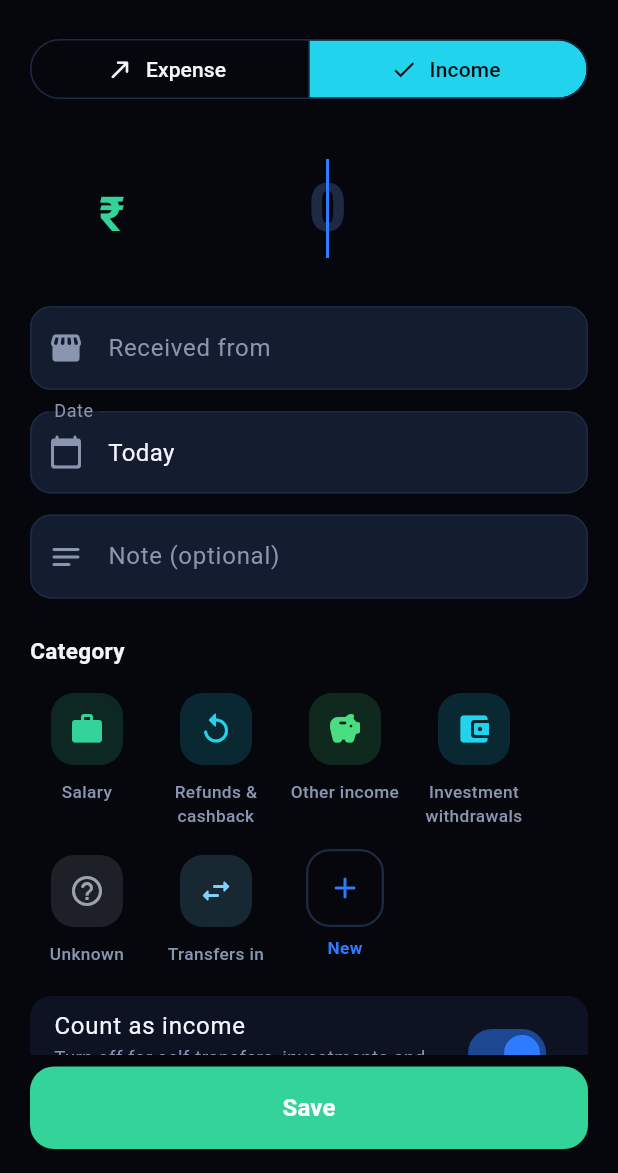
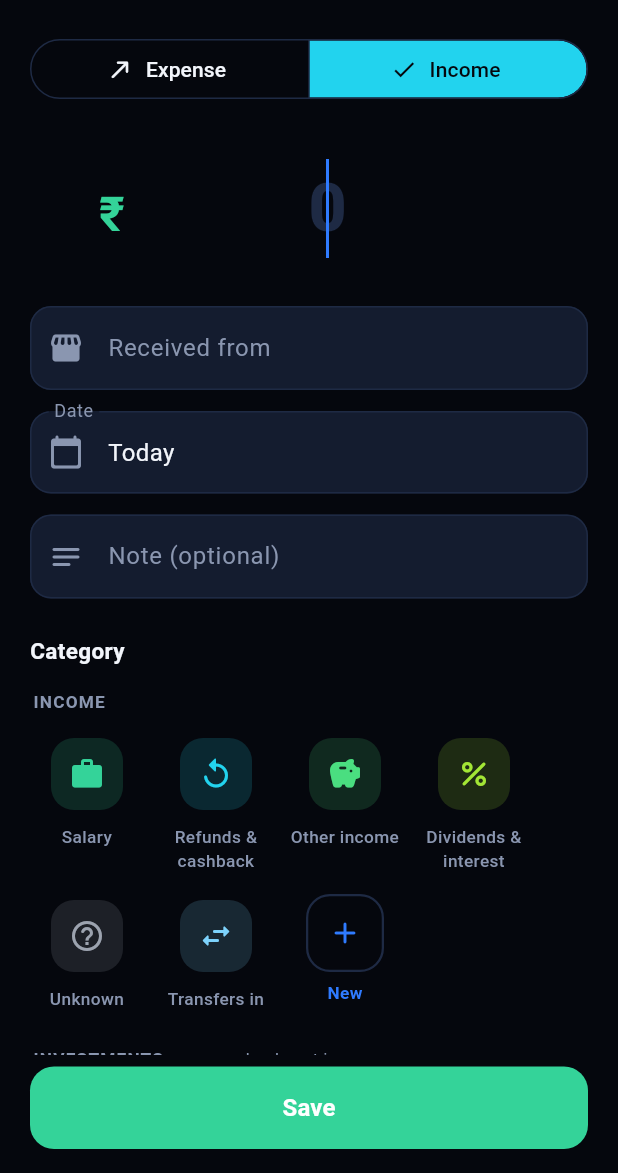
Before and after one commit to Zerogentic/Daily-Expense-Tracker, a Flutter app: the AddTxnScreen screen opened directly, after a tap on "Income", on a phone screen of 412 x 824 dp, the part 63-1236 px from its top. Run offline on Flutter 3.47's test engine with Material 3 defaults, Android fonts, the phone set to English and light mode, and no system bars; our stand-ins replace sqflite; accounts and stored records are empty.

Commit message:
Group categories into Expenses, Investments and Income
- Investments and FD, RD & PPF no longer appear under Expenses: Settings
  lists three groups, and the category pickers show Expenses (or Income)
  with an Investments section below
- 'Investments' category renamed 'Mutual funds & stocks'; 'Investment
  withdrawals' renamed 'Withdrawals & redemptions'
- New income category 'Dividends & interest': dividends and interest
  (from funds, FDs or savings accounts) are earnings, so they count as
  income; redemptions, sale proceeds and broker withdrawals stay money
  back from investments. Existing dividends/interest are moved once.
- Settings can add new investment and money-back types
- Tests for grouping and dividend/interest/redemption detection

Co-Authored-By: Claude Opus 5.5 <noreply@anthropic.com>
Claude-Session: https://claude.ai/code/session_011TRZQSLSjaR8zWn9ytbVBc

```diff
--- a/lib/models.dart
+++ b/lib/models.dart
@@ -206,6 +206,9 @@ class Category {
 
   /// Savings, not spending or income: investments, deposits, and money back from them.
   final bool saving;
+
+  /// Expenses, Investments (money in or out) or Income.
+  CategoryGroup get group => saving ? CategoryGroup.investment : (income ? CategoryGroup.income : CategoryGroup.expense);
 }
 
 /// Icons offered for new categories. Stored by index so release builds can
@@ -257,6 +260,7 @@ const List<IconData> categoryIconChoices = [
   Icons.trending_up_rounded,
   Icons.account_balance_wallet_rounded,
   Icons.lock_clock_rounded,
+  Icons.percent_rounded,
 ];
 
 const List<Color> categoryColorChoices = [
@@ -284,6 +288,7 @@ const List<Color> categoryColorChoices = [
   Color(0xFF9CA3AF),
   Color(0xFF818CF8),
   Color(0xFFA8A29E),
+  Color(0xFFA3E635),
 ];
 
 const List<Category> builtInCategories = [
@@ -304,13 +309,16 @@ const List<Category> builtInCategories = [
   Category('card_payment', 'Card bill payment', Icons.credit_card_rounded, Color(0xFF818CF8)),
   Category('misc', 'Other', Icons.category_rounded, Color(0xFFA8A29E)),
   // Not categorised yet: the app couldn't tell and the user hasn't picked one.
-  Category('investments', 'Investments', Icons.trending_up_rounded, Color(0xFF2F7BFF), saving: true),
+  Category('investments', 'Mutual funds & stocks', Icons.trending_up_rounded, Color(0xFF2F7BFF), saving: true),
   Category('deposits', 'FD, RD & PPF', Icons.lock_clock_rounded, Color(0xFF22D3EE), saving: true),
   Category('other', 'Unknown', Icons.help_outline_rounded, Color(0xFF9CA3AF)),
   Category('salary', 'Salary', Icons.work_rounded, Color(0xFF34D399), income: true),
   Category('refund', 'Refunds & cashback', Icons.replay_rounded, Color(0xFF22D3EE), income: true),
   Category('misc_income', 'Other income', Icons.savings_rounded, Color(0xFF4ADE80), income: true),
-  Category('redemption', 'Investment withdrawals', Icons.account_balance_wallet_rounded, Color(0xFF22D3EE),
+  // Real returns you earned: income.
+  Category('returns', 'Dividends & interest', Icons.percent_rounded, Color(0xFFA3E635), income: true),
+  // Your own money coming back from investments: not income.
+  Category('redemption', 'Withdrawals & redemptions', Icons.account_balance_wallet_rounded, Color(0xFF22D3EE),
       income: true, saving: true),
   // Money in that isn't categorised yet.
   Category('income', 'Unknown', Icons.help_outline_rounded, Color(0xFF9CA3AF), income: true),
@@ -343,6 +351,21 @@ List<Category> get categories => [
       for (final c in builtInCategories) categoryOverrides[c.key] ?? c,
       ...customCategories,
     ];
+/// The three groups categories are shown in.
+enum CategoryGroup { expense, investment, income }
+
+extension CategoryGroupTitle on CategoryGroup {
+  String get title => switch (this) {
+        CategoryGroup.expense => 'Expenses',
+        CategoryGroup.investment => 'Investments',
+        CategoryGroup.income => 'Income',
+      };
+}
+
+/// Categories in one group, e.g. everything under Investments.
+List<Category> categoriesIn(CategoryGroup group) => categories.where((c) => c.group == group).toList();
+
+/// Every category for money going out (expenses and money put into investments).
 List<Category> get expenseCategories => categories.where((c) => !c.income).toList();
 List<Category> get incomeCategories => categories.where((c) => c.income).toList();
 
--- a/lib/screens/add_txn_screen.dart
+++ b/lib/screens/add_txn_screen.dart
@@ -112,7 +112,6 @@ class _AddTxnScreenState extends State<AddTxnScreen> {
 
   @override
   Widget build(BuildContext context) {
-    final cats = _type == TxnType.debit ? expenseCategories : incomeCategories;
     final accent = _type == TxnType.debit ? AppColors.accent : AppColors.good;
 
     return Scaffold(
@@ -196,8 +195,8 @@ class _AddTxnScreenState extends State<AddTxnScreen> {
             const Text('Category',
                 style: TextStyle(fontSize: 15, fontWeight: FontWeight.w700, color: AppColors.text)),
             const SizedBox(height: 14),
-            CategoryGrid(
-              categories: cats,
+            CategorySections(
+              income: _type == TxnType.credit,
               selected: _category,
               onSelected: (k) => setState(() {
                 _category = k;
--- a/lib/screens/settings_screen.dart
+++ b/lib/screens/settings_screen.dart
@@ -27,10 +27,10 @@ class SettingsScreen extends StatelessWidget {
             child: Text('Tap a category to rename it or change its icon and colour.',
                 style: TextStyle(color: AppColors.muted, fontSize: 12.5)),
           ),
-          for (final income in [false, true]) ...[
+          for (final group in CategoryGroup.values) ...[
             Padding(
               padding: const EdgeInsets.fromLTRB(6, 6, 6, 8),
-              child: Text(income ? 'INCOME' : 'EXPENSES',
+              child: Text(group.title.toUpperCase(),
                   style: const TextStyle(
                       fontSize: 11.5, letterSpacing: 0.8, fontWeight: FontWeight.w700, color: AppColors.muted)),
             ),
@@ -38,19 +38,19 @@ class SettingsScreen extends StatelessWidget {
               padding: const EdgeInsets.symmetric(vertical: 6),
               child: Column(
                 children: [
-                  for (final c in income ? incomeCategories : expenseCategories)
+                  for (final c in categoriesIn(group))
                     ListTile(
                       leading: CategoryIcon(c, size: 36),
                       title: Text(c.label),
-                      subtitle: c.saving
-                          ? Text(c.income ? 'Money back from savings · not income' : 'Savings · not spending',
+                      subtitle: group == CategoryGroup.investment
+                          ? Text(c.income ? 'Money back · not income' : 'Money put in · not spending',
                               style: const TextStyle(color: AppColors.accent, fontSize: 12))
                           : c.custom
                               ? const Text('Your category', style: TextStyle(color: AppColors.muted, fontSize: 12))
                               : (categoryOverrides.containsKey(c.key)
                                   ? const Text('Edited', style: TextStyle(color: AppColors.muted, fontSize: 12))
                                   : null),
-                      onTap: () => createCategory(context, income: income, existing: c),
+                      onTap: () => createCategory(context, income: c.income, existing: c),
                       trailing: c.custom
                           ? IconButton(
                               tooltip: 'Delete',
@@ -66,11 +66,23 @@ class SettingsScreen extends StatelessWidget {
                             )
                           : const Icon(Icons.edit_rounded, color: AppColors.muted, size: 20),
                     ),
+                  if (group == CategoryGroup.investment) ...[
+                    ListTile(
+                      leading: const Icon(Icons.add_circle_outline_rounded, color: AppColors.accent2),
+                      title: const Text('New investment type'),
+                      onTap: () => createCategory(context, income: false, asInvestment: true),
+                    ),
+                    ListTile(
+                      leading: const Icon(Icons.add_circle_outline_rounded, color: AppColors.accent2),
+                      title: const Text('New money-back type'),
+                      onTap: () => createCategory(context, income: true, asInvestment: true),
+                    ),
+                  ] else
                     ListTile(
                       leading: Icon(Icons.add_circle_outline_rounded,
-                        color: income ? AppColors.receive : AppColors.accent),
-                    title: Text(income ? 'New income category' : 'New expense category'),
-                    onTap: () => createCategory(context, income: income),
+                          color: group == CategoryGroup.income ? AppColors.receive : AppColors.accent),
+                      title: Text(group == CategoryGroup.income ? 'New income category' : 'New expense category'),
+                      onTap: () => createCategory(context, income: group == CategoryGroup.income),
                     ),
                 ],
               ),
--- a/lib/services/categorizer.dart
+++ b/lib/services/categorizer.dart
@@ -68,6 +68,12 @@ class Categorizer {
 
     if (type == TxnType.credit) {
       if (hay.contains('salary') || hay.contains('sal ') || hay.contains('payroll')) return 'salary';
+      // Dividends and interest are returns you earned: income, even from a fund or FD.
+      if (RegExp(r'(?<![a-z])(dividend|div pay|interest|int\.? ?pd|int\.? ?paid|int\.? ?cr|int\.? ?credit)',
+              caseSensitive: false)
+          .hasMatch(hay)) {
+        return 'returns';
+      }
       if (hay.contains('refund') || hay.contains('cashback') || hay.contains('reversed') || hay.contains('reversal')) {
         return 'refund';
       }
--- a/lib/widgets/txn_widgets.dart
+++ b/lib/widgets/txn_widgets.dart
@@ -180,13 +180,11 @@ Future<String?> pickCategory(BuildContext context, {required bool income, String
             Flexible(
               child: SingleChildScrollView(
                 padding: const EdgeInsets.fromLTRB(16, 8, 16, 28),
-                child: Center(
-                  child: CategoryGrid(
-                    categories: income ? incomeCategories : expenseCategories,
-                    selected: selected,
-                    onSelected: (key) => Navigator.pop(ctx, key),
-                    onAdd: addNew,
-                  ),
+                child: CategorySections(
+                  income: income,
+                  selected: selected,
+                  onSelected: (key) => Navigator.pop(ctx, key),
+                  onAdd: addNew,
                 ),
               ),
             ),
@@ -195,6 +193,48 @@ Future<String?> pickCategory(BuildContext context, {required bool income, String
       );
     },
   );
+}
+
+/// Categories for one direction of money, under group headings:
+/// Expenses + Investments for money out, Income + Investments for money in.
+class CategorySections extends StatelessWidget {
+  const CategorySections({super.key, required this.income, required this.onSelected, this.selected, this.onAdd});
+
+  final bool income;
+  final ValueChanged<String> onSelected;
+  final String? selected;
+  final VoidCallback? onAdd;
+
+  @override
+  Widget build(BuildContext context) {
+    final main = categoriesIn(income ? CategoryGroup.income : CategoryGroup.expense);
+    final invest = categoriesIn(CategoryGroup.investment).where((c) => c.income == income).toList();
+    Widget heading(String text, String? note) => Padding(
+          padding: const EdgeInsets.fromLTRB(2, 2, 2, 12),
+          child: Text.rich(
+            TextSpan(children: [
+              TextSpan(
+                  text: text.toUpperCase(),
+                  style: const TextStyle(
+                      fontSize: 11.5, letterSpacing: 0.8, fontWeight: FontWeight.w700, color: AppColors.muted)),
+              if (note != null)
+                TextSpan(text: '  ·  $note', style: const TextStyle(fontSize: 11.5, color: AppColors.muted)),
+            ]),
+          ),
+        );
+    return Column(
+      crossAxisAlignment: CrossAxisAlignment.start,
+      children: [
+        heading(income ? 'Income' : 'Expenses', null),
+        CategoryGrid(categories: main, selected: selected, onSelected: onSelected, onAdd: onAdd),
+        if (invest.isNotEmpty) ...[
+          const SizedBox(height: 22),
+          heading('Investments', income ? 'money back, not income' : 'not counted as spending'),
+          CategoryGrid(categories: invest, selected: selected, onSelected: onSelected),
+        ],
+      ],
+    );
+  }
 }
 
 class CategoryGrid extends StatelessWidget {
@@ -275,14 +315,15 @@ class CategoryGrid extends StatelessWidget {
 }
 
 /// Sheet for creating a category, or editing [existing]; returns its key, or null if cancelled.
-Future<String?> createCategory(BuildContext context, {required bool income, Category? existing}) async {
+Future<String?> createCategory(BuildContext context,
+    {required bool income, Category? existing, bool asInvestment = false}) async {
   final name = TextEditingController(text: existing?.label ?? '');
   var iconIndex = existing == null ? 0 : categoryIconChoices.indexOf(existing.icon);
   var colorIndex = existing == null ? 0 : categoryColorChoices.indexOf(existing.color);
   if (iconIndex < 0) iconIndex = 0;
   if (colorIndex < 0) colorIndex = 0;
   var reset = false;
-  var saving = existing?.saving ?? false;
+  var saving = existing?.saving ?? asInvestment;
   final canReset = existing != null && !existing.custom && categoryOverrides.containsKey(existing.key);
   final state = AppScope.read(context);
 
--- a/pubspec.yaml
+++ b/pubspec.yaml
@@ -1,7 +1,7 @@
 name: expensetracker
 description: Personal expense tracker by Zero gentic. Manual entry, budgets and bills; no SMS access.
 publish_to: 'none'
-version: 1.4.0+1
+version: 1.5.0+1
 
 environment:
   sdk: '>=3.4.0 <4.0.0'
```
Also changed, not shown: lib/state.dart (+18 -0 lines), 1 other file. Lines whose indentation alone changed are shown as unchanged.
